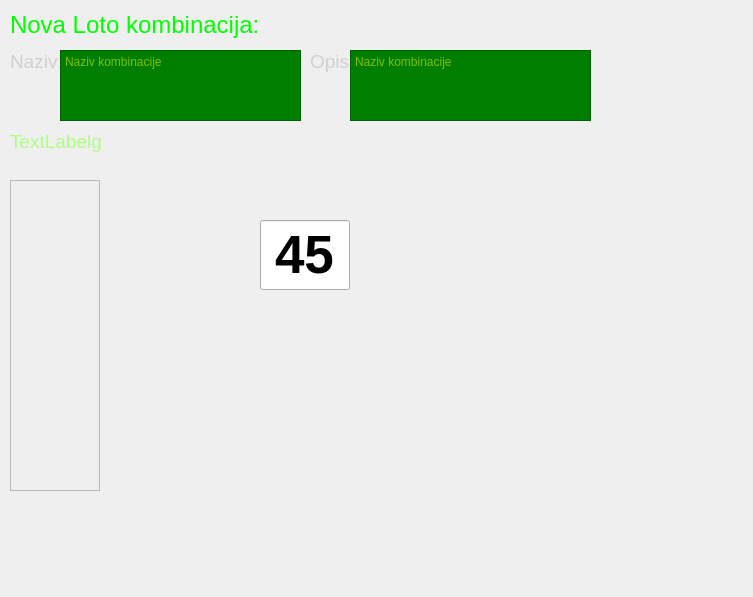
The window that data/app/designer/frm_online_dls_new_komb.ui (dsoftn/my_journal) describes before a commit, drawn with Qt 5.
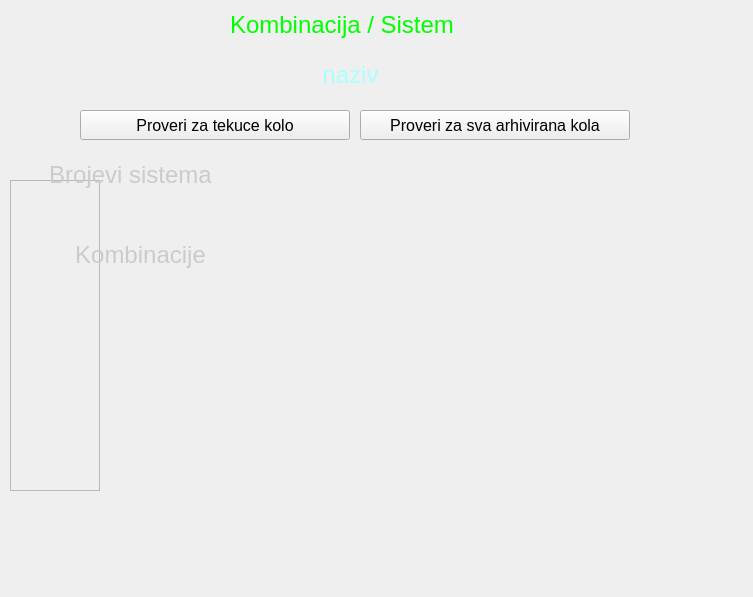
The same window after the commit.

Commit message: Loto online page finished.

Diff of the .ui file:
```diff
--- a/data/app/designer/frm_online_dls_new_komb.ui
+++ b/data/app/designer/frm_online_dls_new_komb.ui
@@ -16,7 +16,7 @@
   <widget class="QLabel" name="label">
    <property name="geometry">
     <rect>
-     <x>10</x>
+     <x>230</x>
      <y>10</y>
      <width>261</width>
      <height>31</height>
@@ -31,104 +31,12 @@
     <string notr="true">color: rgb(0, 255, 0);</string>
    </property>
    <property name="text">
-    <string>Nova Loto kombinacija:</string>
+    <string>Kombinacija / Sistem</string>
    </property>
    <property name="textInteractionFlags">
     <set>Qt::LinksAccessibleByMouse|Qt::TextSelectableByMouse</set>
    </property>
   </widget>
-  <widget class="QLabel" name="label_2">
-   <property name="geometry">
-    <rect>
-     <x>10</x>
-     <y>50</y>
-     <width>50</width>
-     <height>22</height>
-    </rect>
-   </property>
-   <property name="font">
-    <font>
-     <pointsize>14</pointsize>
-    </font>
-   </property>
-   <property name="styleSheet">
-    <string notr="true">color: rgb(207, 207, 207);</string>
-   </property>
-   <property name="text">
-    <string>Naziv:</string>
-   </property>
-   <property name="textInteractionFlags">
-    <set>Qt::LinksAccessibleByMouse|Qt::TextSelectableByMouse</set>
-   </property>
-  </widget>
-  <widget class="QLabel" name="label_3">
-   <property name="geometry">
-    <rect>
-     <x>310</x>
-     <y>50</y>
-     <width>41</width>
-     <height>22</height>
-    </rect>
-   </property>
-   <property name="font">
-    <font>
-     <pointsize>14</pointsize>
-    </font>
-   </property>
-   <property name="styleSheet">
-    <string notr="true">color: rgb(207, 207, 207);</string>
-   </property>
-   <property name="text">
-    <string>Opis</string>
-   </property>
-   <property name="textInteractionFlags">
-    <set>Qt::LinksAccessibleByMouse|Qt::TextSelectableByMouse</set>
-   </property>
-  </widget>
-  <widget class="QTextEdit" name="textEdit">
-   <property name="geometry">
-    <rect>
-     <x>60</x>
-     <y>50</y>
-     <width>241</width>
-     <height>71</height>
-    </rect>
-   </property>
-   <property name="styleSheet">
-    <string notr="true">QTextEdit {background-color: rgb(0, 126, 0); color: rgb(255, 255, 0);} QTextEdit:hover {background-color: rgb(0, 163, 0);}</string>
-   </property>
-   <property name="tabChangesFocus">
-    <bool>true</bool>
-   </property>
-   <property name="lineWrapMode">
-    <enum>QTextEdit::WidgetWidth</enum>
-   </property>
-   <property name="placeholderText">
-    <string>Naziv kombinacije</string>
-   </property>
-  </widget>
-  <widget class="QTextEdit" name="textEdit_2">
-   <property name="geometry">
-    <rect>
-     <x>350</x>
-     <y>50</y>
-     <width>241</width>
-     <height>71</height>
-    </rect>
-   </property>
-   <property name="styleSheet">
-    <string notr="true">QTextEdit {background-color: rgb(0, 126, 0); color: rgb(255, 255, 0);} QTextEdit:hover {background-color: rgb(0, 163, 0);}</string>
-   </property>
-   <property name="tabChangesFocus">
-    <bool>true</bool>
-   </property>
-   <property name="lineWrapMode">
-    <enum>QTextEdit::WidgetWidth</enum>
-   </property>
-   <property name="placeholderText">
-    <string>Naziv kombinacije</string>
-   </property>
-  </widget>
   <widget class="QFrame" name="frame">
    <property name="geometry">
     <rect>
@@ -145,48 +53,121 @@
     <enum>QFrame::Raised</enum>
    </property>
   </widget>
+  <widget class="QLabel" name="label_2">
+   <property name="geometry">
+    <rect>
+     <x>220</x>
+     <y>60</y>
+     <width>261</width>
+     <height>31</height>
+    </rect>
+   </property>
+   <property name="font">
+    <font>
+     <pointsize>18</pointsize>
+    </font>
+   </property>
+   <property name="styleSheet">
+    <string notr="true">color: rgb(170, 255, 255);</string>
+   </property>
+   <property name="text">
+    <string>naziv</string>
+   </property>
+   <property name="alignment">
+    <set>Qt::AlignCenter</set>
+   </property>
+   <property name="textInteractionFlags">
+    <set>Qt::LinksAccessibleByMouse|Qt::TextSelectableByMouse</set>
+   </property>
+  </widget>
+  <widget class="QLabel" name="label_3">
+   <property name="geometry">
+    <rect>
+     <x>0</x>
+     <y>160</y>
+     <width>261</width>
+     <height>31</height>
+    </rect>
+   </property>
+   <property name="font">
+    <font>
+     <pointsize>18</pointsize>
+    </font>
+   </property>
+   <property name="styleSheet">
+    <string notr="true">color: rgb(203, 203, 203);</string>
+   </property>
+   <property name="text">
+    <string>Brojevi sistema</string>
+   </property>
+   <property name="alignment">
+    <set>Qt::AlignCenter</set>
+   </property>
+   <property name="textInteractionFlags">
+    <set>Qt::LinksAccessibleByMouse|Qt::TextSelectableByMouse</set>
+   </property>
+  </widget>
   <widget class="QLabel" name="label_4">
    <property name="geometry">
     <rect>
      <x>10</x>
-     <y>130</y>
-     <width>731</width>
-     <height>23</height>
+     <y>240</y>
+     <width>261</width>
+     <height>31</height>
     </rect>
    </property>
    <property name="font">
     <font>
-     <pointsize>14</pointsize>
+     <pointsize>18</pointsize>
     </font>
    </property>
    <property name="styleSheet">
-    <string notr="true">color: rgb(170, 255, 127);</string>
+    <string notr="true">color: rgb(203, 203, 203);</string>
    </property>
    <property name="text">
-    <string>TextLabelg</string>
-   </property>
-  </widget>
-  <widget class="QLineEdit" name="lineEdit">
-   <property name="geometry">
-    <rect>
-     <x>260</x>
-     <y>220</y>
-     <width>90</width>
-     <height>70</height>
-    </rect>
-   </property>
-   <property name="font">
-    <font>
-     <pointsize>40</pointsize>
-     <weight>75</weight>
-     <bold>true</bold>
-    </font>
-   </property>
-   <property name="text">
-    <string>45</string>
+    <string>Kombinacije</string>
    </property>
    <property name="alignment">
     <set>Qt::AlignCenter</set>
+   </property>
+   <property name="textInteractionFlags">
+    <set>Qt::LinksAccessibleByMouse|Qt::TextSelectableByMouse</set>
+   </property>
+  </widget>
+  <widget class="QPushButton" name="pushButton">
+   <property name="geometry">
+    <rect>
+     <x>80</x>
+     <y>110</y>
+     <width>270</width>
+     <height>30</height>
+    </rect>
+   </property>
+   <property name="font">
+    <font>
+     <pointsize>12</pointsize>
+    </font>
+   </property>
+   <property name="text">
+    <string>Proveri za tekuce kolo</string>
+   </property>
+  </widget>
+  <widget class="QPushButton" name="pushButton_2">
+   <property name="geometry">
+    <rect>
+     <x>360</x>
+     <y>110</y>
+     <width>270</width>
+     <height>30</height>
+    </rect>
+   </property>
+   <property name="font">
+    <font>
+     <pointsize>12</pointsize>
+    </font>
+   </property>
+   <property name="text">
+    <string>Proveri za sva arhivirana kola</string>
    </property>
   </widget>
  </widget>
```
The commit also changes 12 other files.
